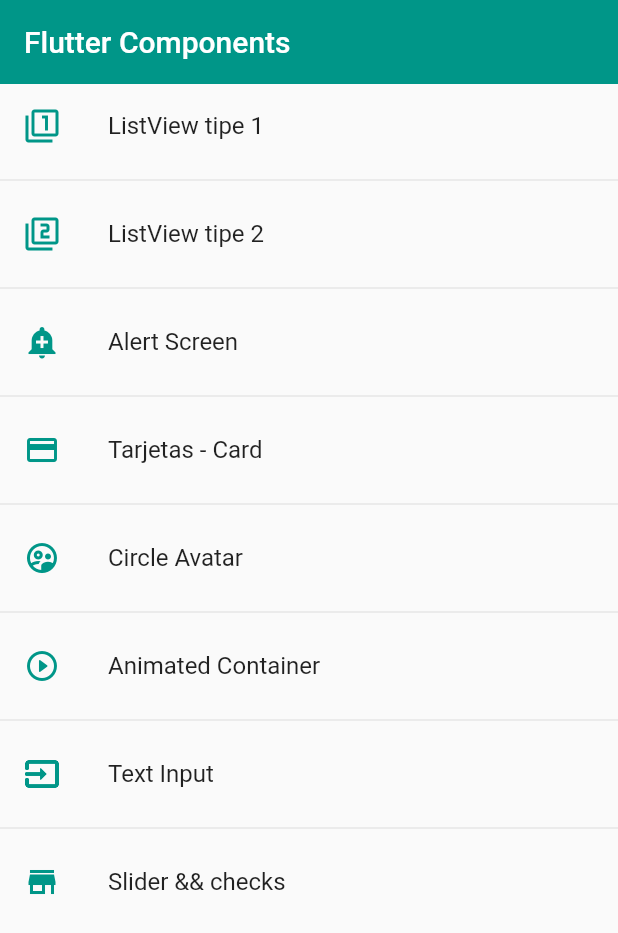
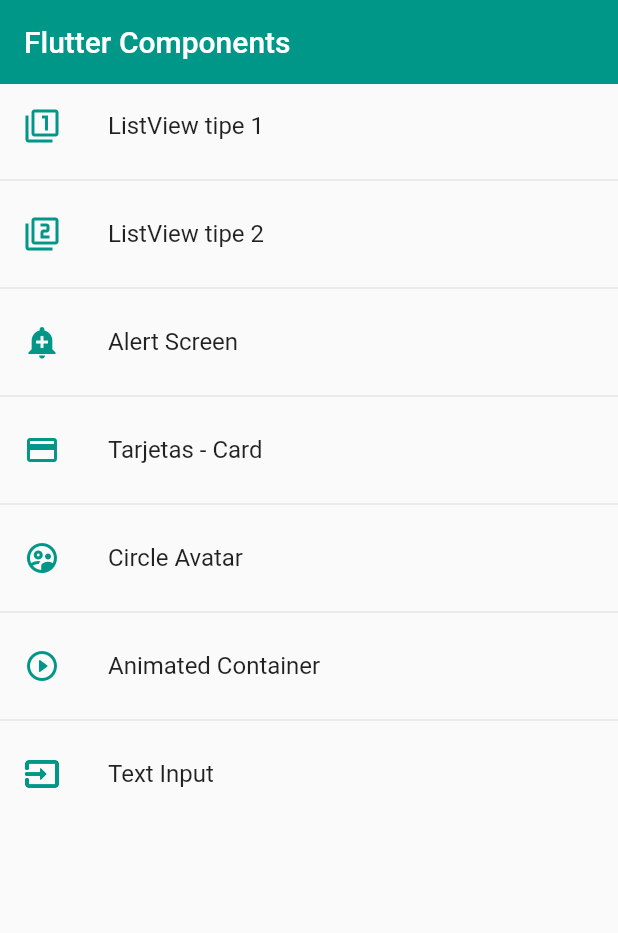
Before and after one commit to bastndev/Flutter-ListView-1, a Flutter app: the screen it shows after launch, on a phone screen of 412 x 824 dp. Shown: the top 933 px of the screen. Run offline on Flutter 3.47's test engine with Material 2 defaults, Android fonts, the light colour scheme and no system bars.

Commit message:
Prueba 5

```diff
--- a/lib/router/app_routers.dart
+++ b/lib/router/app_routers.dart
@@ -13,14 +13,41 @@
     //     name: 'Home Screen',
     //     screen: const HomeScreen(),
     //     icon: Icons.home),
-    MenuOptions(route: 'ListView1',name: 'ListView tipe 1',screen: const ListView1Screen(),icon: Icons.filter_1),
-    MenuOptions(route: 'ListView2',name: 'ListView tipe 2',screen: const ListView2Screen(),icon: Icons.filter_2),
-    MenuOptions(route: 'Alert',name: 'Alert Screen',screen: const AlertScreen(),icon: Icons.add_alert),
-    MenuOptions(route: 'Card',name: 'Tarjetas - Card',screen: const CardScreen(),icon: Icons.credit_card),
-    MenuOptions(route: 'avatar',name: 'Circle Avatar',screen: const AvatarScreen(),icon: Icons.supervised_user_circle_outlined),
-    MenuOptions(route: 'Animated',name: 'Animated Container',screen: const AnimatedScreen(),icon: Icons.play_circle_outline_rounded),
-    MenuOptions(route: 'Inputs',name: 'Text Input',screen: const InputssScreen(),icon: Icons.input_outlined),
-    MenuOptions(route: 'slider',name: 'Slider && checks',screen: const SliderScreen(),icon: Icons.store_mall_directory_sharp),
+    MenuOptions(
+        route: 'ListView1',
+        name: 'ListView tipe 1',
+        screen: const ListView1Screen(),
+        icon: Icons.filter_1),
+    MenuOptions(
+        route: 'ListView2',
+        name: 'ListView tipe 2',
+        screen: const ListView2Screen(),
+        icon: Icons.filter_2),
+    MenuOptions(
+        route: 'Alert',
+        name: 'Alert Screen',
+        screen: const AlertScreen(),
+        icon: Icons.add_alert),
+    MenuOptions(
+        route: 'Card',
+        name: 'Tarjetas - Card',
+        screen: const CardScreen(),
+        icon: Icons.credit_card),
+    MenuOptions(
+        route: 'avatar',
+        name: 'Circle Avatar',
+        screen: const AvatarScreen(),
+        icon: Icons.supervised_user_circle_outlined),
+    MenuOptions(
+        route: 'Animated',
+        name: 'Animated Container',
+        screen: const AnimatedScreen(),
+        icon: Icons.play_circle_outline_rounded),
+    MenuOptions(
+        route: 'Inputs',
+        name: 'Text Input',
+        screen: const InputssScreen(),
+        icon: Icons.input_outlined),
   ];
 
   static Map<String, Widget Function(BuildContext)> getAppRoutes() {
--- a/lib/screens/screens.dart
+++ b/lib/screens/screens.dart
@@ -1,7 +1,5 @@
 
 
-
-export 'package:github_flutter_1/screens/slider_screen.dart';
 export 'package:github_flutter_1/screens/inputs_screen.dart';
 export 'package:github_flutter_1/screens/animated_screen.dart';
 export 'package:github_flutter_1/screens/avatar_screen.dart';
```
Also changed, not shown: lib/screens/slider_screen.dart (deleted, +0 -81 lines).
